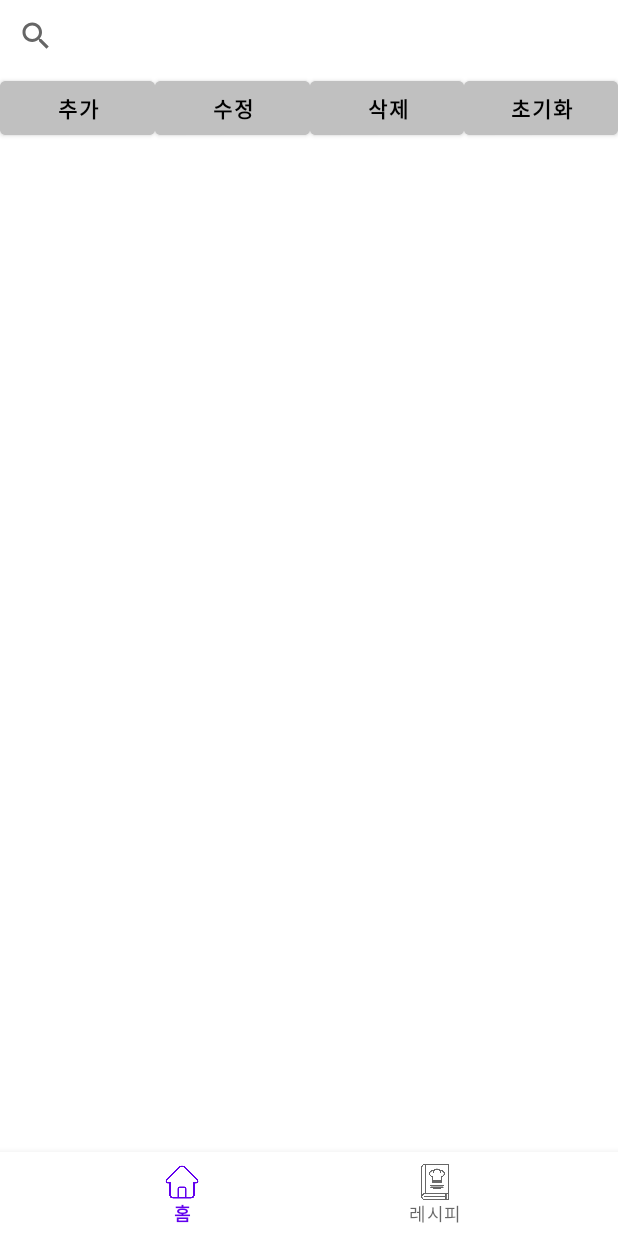
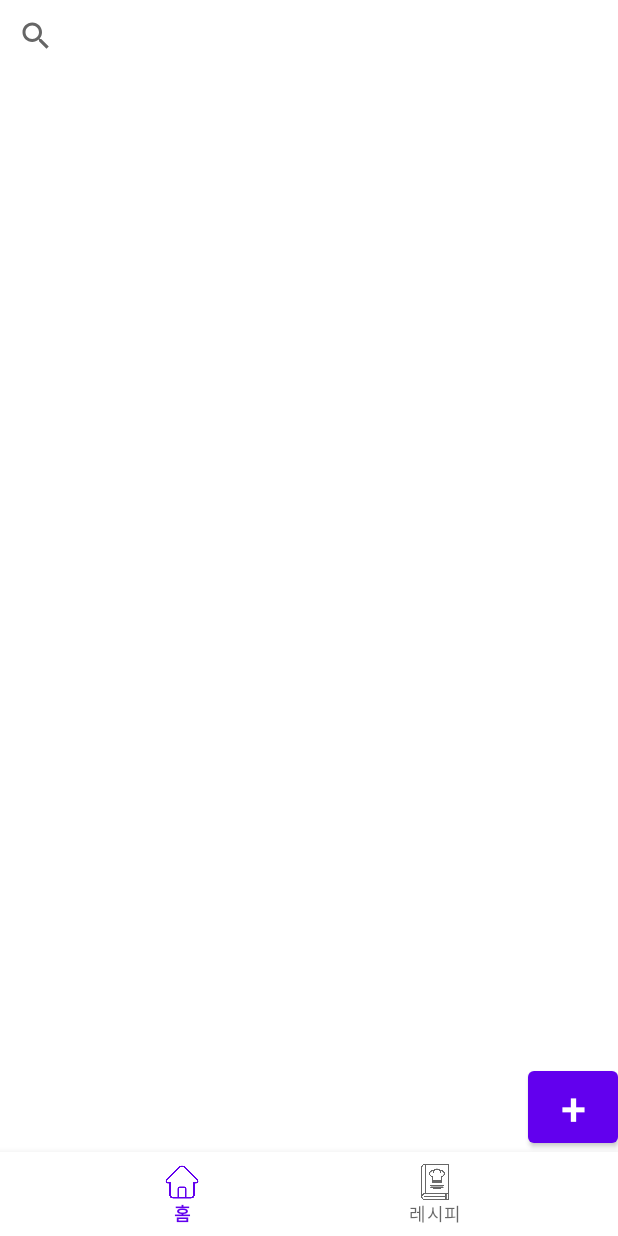
Before and after one commit to SonDaAe/Phone-Fridge, an Android app: the screen it shows after launch (ListActivity), on a phone screen of 412 x 824 dp. Run offline under Robolectric (Android 15) with nearby library versions, the light colour scheme and no system bars.

Commit message:
메인 화면 수정 1

```diff
--- a/app/src/main/res/layout/fragment_home.xml
+++ b/app/src/main/res/layout/fragment_home.xml
@@ -9,60 +9,40 @@
 
     <SearchView
         android:id="@+id/SearchView1"
-        android:layout_width="wrap_content"
+        android:layout_width="match_parent"
         android:layout_height="wrap_content"
-        app:iconifiedByDefault="false"
-        app:queryHint="검색어를 입력하시오"/>
+        app:iconifiedByDefault="false" />
+
+    <ScrollView
+        android:layout_width="match_parent"
+        android:layout_height="0dp"
+        android:layout_weight="1"
+        android:fillViewport="true"
+        android:scrollbars="none">
+
+        <LinearLayout
+            android:layout_width="wrap_content"
+            android:layout_height="wrap_content"
+            android:orientation="vertical">
+
+            <ListView
+                android:id="@+id/ListView1"
+                android:layout_width="match_parent"
+                android:layout_height="match_parent" />
+        </LinearLayout>
+    </ScrollView>
 
     <LinearLayout
         android:layout_width="match_parent"
         android:layout_height="wrap_content"
-        android:orientation="horizontal">
+        android:orientation="horizontal"
+        android:gravity="right|bottom">
 
         <Button
             android:id="@+id/button"
-            android:layout_width="match_parent"
-            android:layout_height="wrap_content"
-            android:layout_weight="1"
-            android:backgroundTint="#c0c0c0"
-            android:text="추가"
-            android:textColor="@color/black"
-            android:textStyle="bold" />
-
-        <Button
-            android:id="@+id/button2"
-            android:layout_width="match_parent"
-            android:layout_height="wrap_content"
-            android:layout_weight="1"
-            android:backgroundTint="#c0c0c0"
-            android:text="수정"
-            android:textColor="@color/black"
-            android:textStyle="bold" />
-
-        <Button
-            android:id="@+id/button3"
-            android:layout_width="match_parent"
-            android:layout_height="wrap_content"
-            android:layout_weight="1"
-            android:backgroundTint="#c0c0c0"
-            android:text="삭제"
-            android:textColor="@color/black"
-            android:textStyle="bold" />
-
-        <Button
-            android:id="@+id/button4"
-            android:layout_width="match_parent"
-            android:layout_height="wrap_content"
-            android:layout_weight="1"
-            android:backgroundTint="#c0c0c0"
-            android:text="초기화"
-            android:textColor="@color/black"
-            android:textStyle="bold" />
+            android:layout_width="60dp"
+            android:layout_height="60dp"
+            android:text="+"
+            android:textSize="30sp" />
     </LinearLayout>
-
-    <ListView
-        android:id="@+id/ListView1"
-        android:layout_width="match_parent"
-        android:layout_height="match_parent"
-        android:choiceMode="multipleChoice" />
 </LinearLayout>
```
